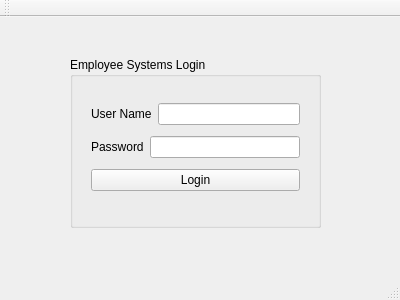
Above: Login/loginpage.ui from erynjohn/Employee-Database before the change. Below: the same form after it.
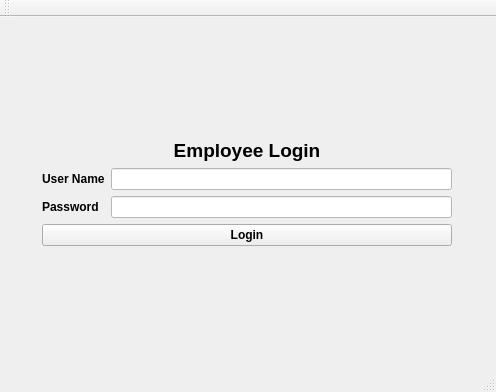
That is the form after the change.

Commit message: Layout mod

The edit to the form file:
```diff
--- a/Login/loginpage.ui
+++ b/Login/loginpage.ui
@@ -6,94 +6,162 @@
    <rect>
     <x>0</x>
     <y>0</y>
-    <width>400</width>
-    <height>300</height>
+    <width>496</width>
+    <height>392</height>
    </rect>
   </property>
   <property name="windowTitle">
    <string>LoginPage</string>
   </property>
+  <property name="styleSheet">
+   <string notr="true"/>
+  </property>
   <widget class="QWidget" name="centralWidget">
-   <widget class="QGroupBox" name="groupBox">
-    <property name="geometry">
-     <rect>
-      <x>70</x>
-      <y>40</y>
-      <width>251</width>
-      <height>171</height>
-     </rect>
-    </property>
-    <property name="title">
-     <string>Employee Systems Login</string>
-    </property>
-    <widget class="QWidget" name="layoutWidget">
-     <property name="geometry">
-      <rect>
-       <x>10</x>
-       <y>30</y>
-       <width>231</width>
-       <height>121</height>
-      </rect>
-     </property>
      <layout class="QVBoxLayout" name="verticalLayout">
       <item>
+     <widget class="QWidget" name="widget" native="true">
+      <property name="font">
+       <font>
+        <pointsize>9</pointsize>
+        <weight>75</weight>
+        <bold>true</bold>
+       </font>
+      </property>
        <layout class="QHBoxLayout" name="horizontalLayout">
         <item>
+        <widget class="QWidget" name="widget1" native="true">
+         <layout class="QVBoxLayout" name="verticalLayout_2">
+          <item>
+           <widget class="QWidget" name="widget_2" native="true">
+            <property name="sizePolicy">
+             <sizepolicy hsizetype="Preferred" vsizetype="Preferred">
+              <horstretch>0</horstretch>
+              <verstretch>0</verstretch>
+             </sizepolicy>
+            </property>
+            <layout class="QFormLayout" name="formLayout">
+             <property name="labelAlignment">
+              <set>Qt::AlignJustify|Qt::AlignVCenter</set>
+             </property>
+             <property name="formAlignment">
+              <set>Qt::AlignCenter</set>
+             </property>
+             <property name="leftMargin">
+              <number>9</number>
+             </property>
+             <property name="topMargin">
+              <number>9</number>
+             </property>
+             <item row="1" column="0">
          <widget class="QLabel" name="label">
+               <property name="font">
+                <font>
+                 <pointsize>9</pointsize>
+                 <weight>75</weight>
+                 <bold>true</bold>
+                </font>
+               </property>
+               <property name="styleSheet">
+                <string notr="true"/>
+               </property>
           <property name="text">
            <string>User Name</string>
           </property>
-          <property name="buddy">
-           <cstring>lineEdit_usrname</cstring>
-          </property>
-         </widget>
-        </item>
-        <item>
-         <widget class="QLineEdit" name="lineEdit_usrname"/>
-        </item>
-       </layout>
-      </item>
-      <item>
-       <layout class="QHBoxLayout" name="horizontalLayout_2">
-        <item>
+              </widget>
+             </item>
+             <item row="1" column="1">
+              <widget class="QLineEdit" name="lineEdit_usrname">
+               <property name="font">
+                <font>
+                 <pointsize>9</pointsize>
+                 <weight>75</weight>
+                 <bold>true</bold>
+                </font>
+               </property>
+               <property name="styleSheet">
+                <string notr="true">background-color: rgb(255, 255, 255);</string>
+               </property>
+              </widget>
+             </item>
+             <item row="2" column="0">
          <widget class="QLabel" name="label_2">
+               <property name="font">
+                <font>
+                 <pointsize>9</pointsize>
+                 <weight>75</weight>
+                 <bold>true</bold>
+                </font>
+               </property>
+               <property name="styleSheet">
+                <string notr="true"/>
+               </property>
           <property name="text">
            <string>Password</string>
           </property>
-          <property name="buddy">
-           <cstring>lineEdit_password</cstring>
-          </property>
-         </widget>
-        </item>
-        <item>
+              </widget>
+             </item>
+             <item row="2" column="1">
          <widget class="QLineEdit" name="lineEdit_password">
+               <property name="font">
+                <font>
+                 <pointsize>9</pointsize>
+                 <weight>75</weight>
+                 <bold>true</bold>
+                </font>
+               </property>
+               <property name="styleSheet">
+                <string notr="true">background-color: rgb(255, 255, 255);</string>
+               </property>
           <property name="echoMode">
            <enum>QLineEdit::Password</enum>
           </property>
          </widget>
         </item>
-       </layout>
-      </item>
-      <item>
+             <item row="3" column="0" colspan="2">
        <widget class="QPushButton" name="login">
+               <property name="font">
+                <font>
+                 <pointsize>9</pointsize>
+                 <weight>75</weight>
+                 <bold>true</bold>
+                </font>
+               </property>
+               <property name="styleSheet">
+                <string notr="true">alternate-background-color: rgb(5, 184, 255);
+border-color: rgb(0, 0, 0);</string>
+               </property>
         <property name="text">
          <string>Login</string>
         </property>
        </widget>
       </item>
-     </layout>
-    </widget>
-   </widget>
-  </widget>
-  <widget class="QMenuBar" name="menuBar">
-   <property name="geometry">
-    <rect>
-     <x>0</x>
-     <y>0</y>
-     <width>400</width>
-     <height>21</height>
-    </rect>
-   </property>
+             <item row="0" column="0" colspan="2">
+              <widget class="QLabel" name="label_3">
+               <property name="font">
+                <font>
+                 <pointsize>14</pointsize>
+                 <weight>75</weight>
+                 <bold>true</bold>
+                </font>
+               </property>
+               <property name="text">
+                <string>Employee Login</string>
+               </property>
+               <property name="alignment">
+                <set>Qt::AlignHCenter|Qt::AlignTop</set>
+               </property>
+              </widget>
+             </item>
+            </layout>
+           </widget>
+          </item>
+         </layout>
+        </widget>
+       </item>
+      </layout>
+     </widget>
+    </item>
+   </layout>
   </widget>
   <widget class="QToolBar" name="mainToolBar">
    <attribute name="toolBarArea">
```
Lines whose indentation alone changed are shown as unchanged. The commit also changes 5 other files.
